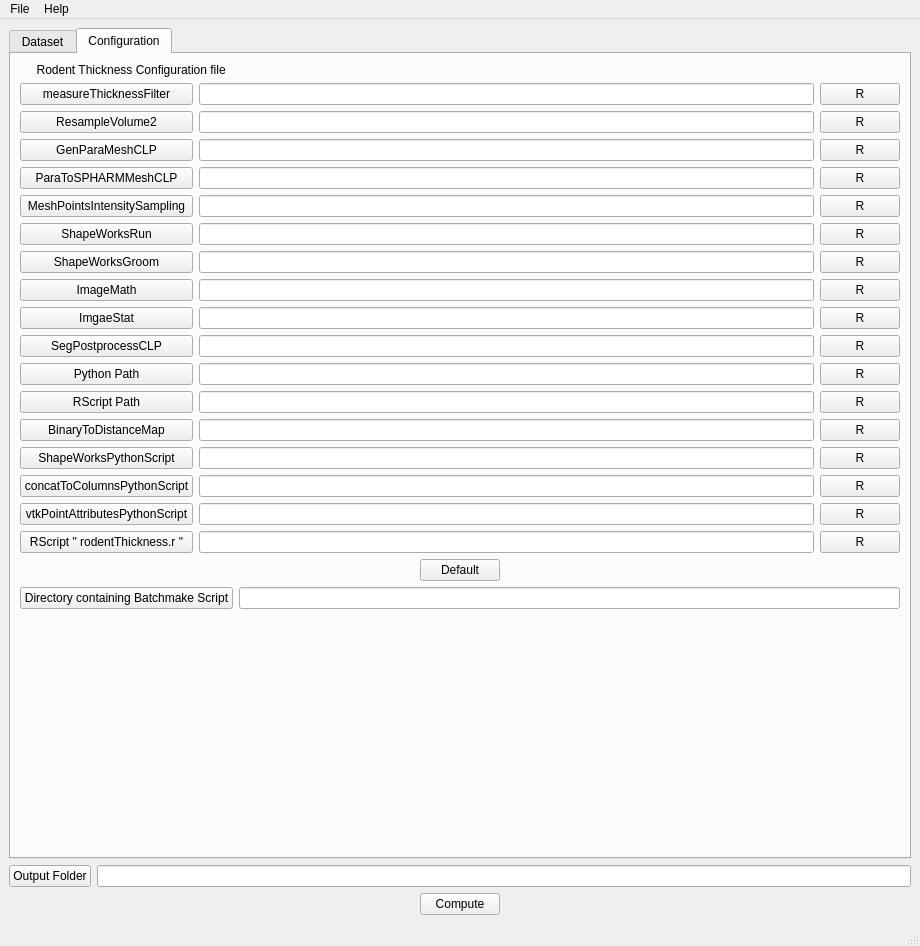
telnet2/RodentThickness, file Applications/RodentThickness/guicsv.ui: the form before one commit.
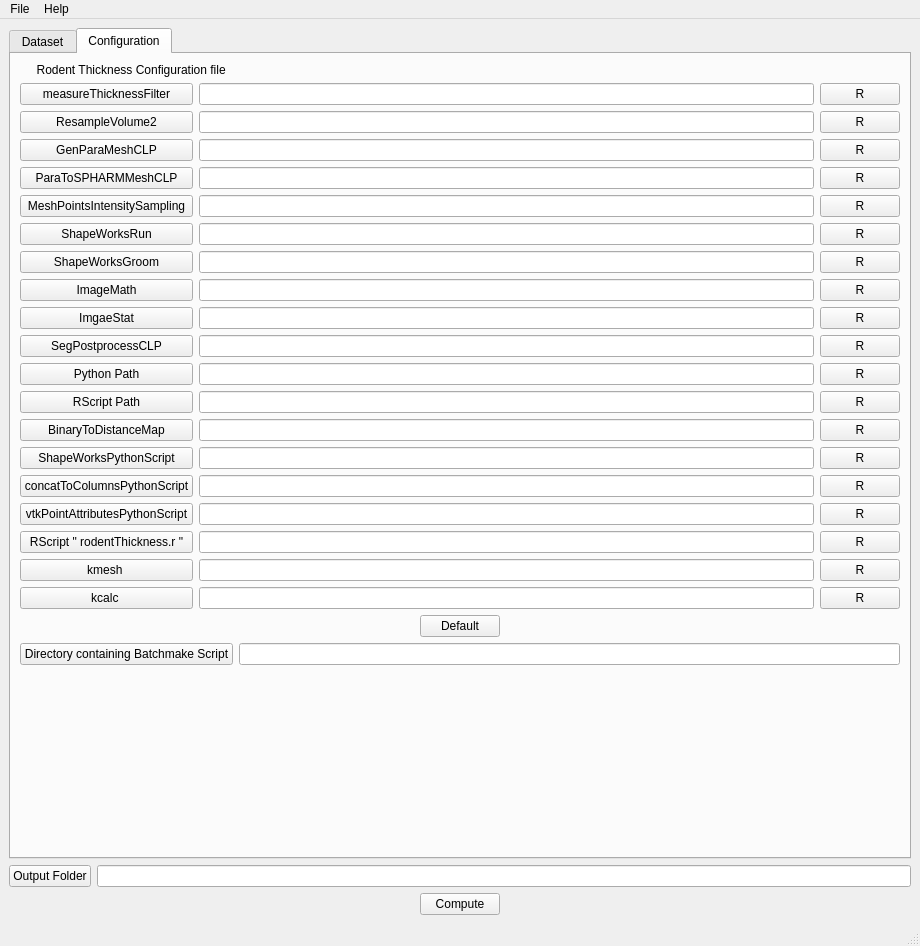
The form after the commit.

Commit message: adding kcalc and kmesh thickness measurement by streamlines (RK4 integration)

```diff
--- a/Applications/RodentThickness/guicsv.ui
+++ b/Applications/RodentThickness/guicsv.ui
@@ -684,6 +684,54 @@
             </property>
            </widget>
           </item>
+          <item row="17" column="0">
+           <widget class="QPushButton" name="kmeshButton">
+            <property name="toolTip">
+             <string>path to kmesh</string>
+            </property>
+            <property name="text">
+             <string>kmesh </string>
+            </property>
+           </widget>
+          </item>
+          <item row="17" column="1">
+           <widget class="QLineEdit" name="kmeshPath"/>
+          </item>
+          <item row="17" column="2">
+           <widget class="QPushButton" name="kmeshResetButton">
+            <property name="toolTip">
+             <string>Reset Software Path</string>
+            </property>
+            <property name="text">
+             <string>R</string>
+            </property>
+           </widget>
+          </item>
+          <item row="18" column="0">
+           <widget class="QPushButton" name="kcalcButton">
+            <property name="toolTip">
+             <string>path to kcalc</string>
+            </property>
+            <property name="text">
+             <string>kcalc </string>
+            </property>
+           </widget>
+          </item>
+          <item row="18" column="1">
+           <widget class="QLineEdit" name="kcalcPath"/>
+          </item>
+          <item row="18" column="2">
+           <widget class="QPushButton" name="kcalcResetButton">
+            <property name="toolTip">
+             <string>Reset Software Path</string>
+            </property>
+            <property name="text">
+             <string>R</string>
+            </property>
+           </widget>
+          </item>
+
+
          </layout>
         </item>
         <item>
```
The commit also changes 49 other files.
